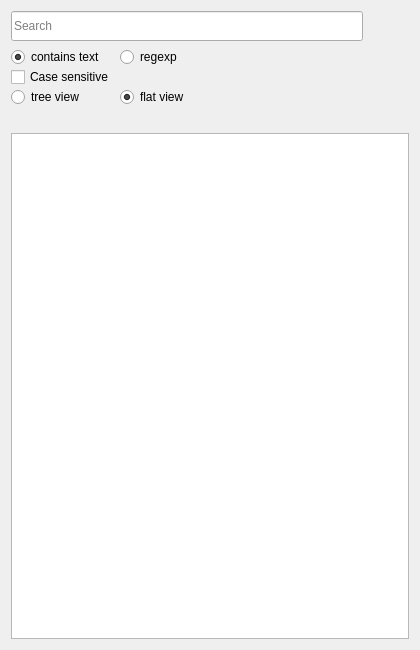
The window that plotter_gui/filterablelistwidget.ui (ziparker/PlotJuggler) describes before a commit, drawn with Qt 5.
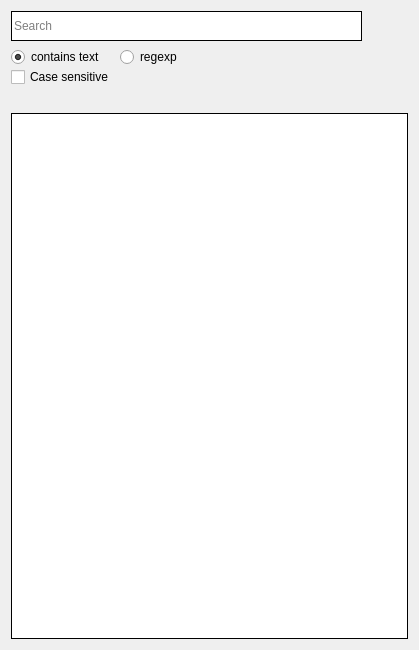
The same window after the commit. Icons and pictures are not drawn.

```diff
--- a/plotter_gui/filterablelistwidget.ui
+++ b/plotter_gui/filterablelistwidget.ui
@@ -6,7 +6,7 @@
    <rect>
     <x>0</x>
     <y>0</y>
-    <width>420</width>
+    <width>419</width>
     <height>650</height>
    </rect>
   </property>
@@ -18,7 +18,7 @@
   </property>
   <property name="maximumSize">
    <size>
-    <width>420</width>
+    <width>430</width>
     <height>16777215</height>
    </size>
   </property>
@@ -50,8 +50,17 @@
            <height>16777215</height>
           </size>
          </property>
+         <property name="focusPolicy">
+          <enum>Qt::StrongFocus</enum>
+         </property>
+         <property name="styleSheet">
+          <string notr="true"> border: 1px solid black;</string>
+         </property>
          <property name="inputMask">
-          <string extracomment="Search"/>
+          <string notr="true" extracomment="Search"/>
+         </property>
+         <property name="frame">
+          <bool>false</bool>
          </property>
          <property name="placeholderText">
           <string>Search</string>
@@ -103,53 +112,6 @@
        <property name="verticalSpacing">
         <number>0</number>
        </property>
-       <item row="2" column="1">
-        <widget class="QRadioButton" name="radioFlatView">
-         <property name="sizePolicy">
-          <sizepolicy hsizetype="Minimum" vsizetype="Minimum">
-           <horstretch>0</horstretch>
-           <verstretch>0</verstretch>
-          </sizepolicy>
-         </property>
-         <property name="minimumSize">
-          <size>
-           <width>0</width>
-           <height>0</height>
-          </size>
-         </property>
-         <property name="text">
-          <string>flat view</string>
-         </property>
-         <property name="checked">
-          <bool>true</bool>
-         </property>
-         <property name="autoExclusive">
-          <bool>false</bool>
-         </property>
-        </widget>
-       </item>
-       <item row="2" column="0">
-        <widget class="QRadioButton" name="radioTreeView">
-         <property name="sizePolicy">
-          <sizepolicy hsizetype="Minimum" vsizetype="Minimum">
-           <horstretch>0</horstretch>
-           <verstretch>0</verstretch>
-          </sizepolicy>
-         </property>
-         <property name="minimumSize">
-          <size>
-           <width>0</width>
-           <height>0</height>
-          </size>
-         </property>
-         <property name="text">
-          <string>tree view</string>
-         </property>
-         <property name="autoExclusive">
-          <bool>false</bool>
-         </property>
-        </widget>
-       </item>
        <item row="0" column="0">
         <widget class="QRadioButton" name="radioContains">
          <property name="sizePolicy">
@@ -276,6 +238,15 @@
          <height>0</height>
         </size>
        </property>
+       <property name="focusPolicy">
+        <enum>Qt::NoFocus</enum>
+       </property>
+       <property name="frameShape">
+        <enum>QFrame::Box</enum>
+       </property>
+       <property name="frameShadow">
+        <enum>QFrame::Plain</enum>
+       </property>
        <property name="dragEnabled">
         <bool>true</bool>
        </property>
```
Left out of the diff: 12 changed lines with no effect on the pictures.
